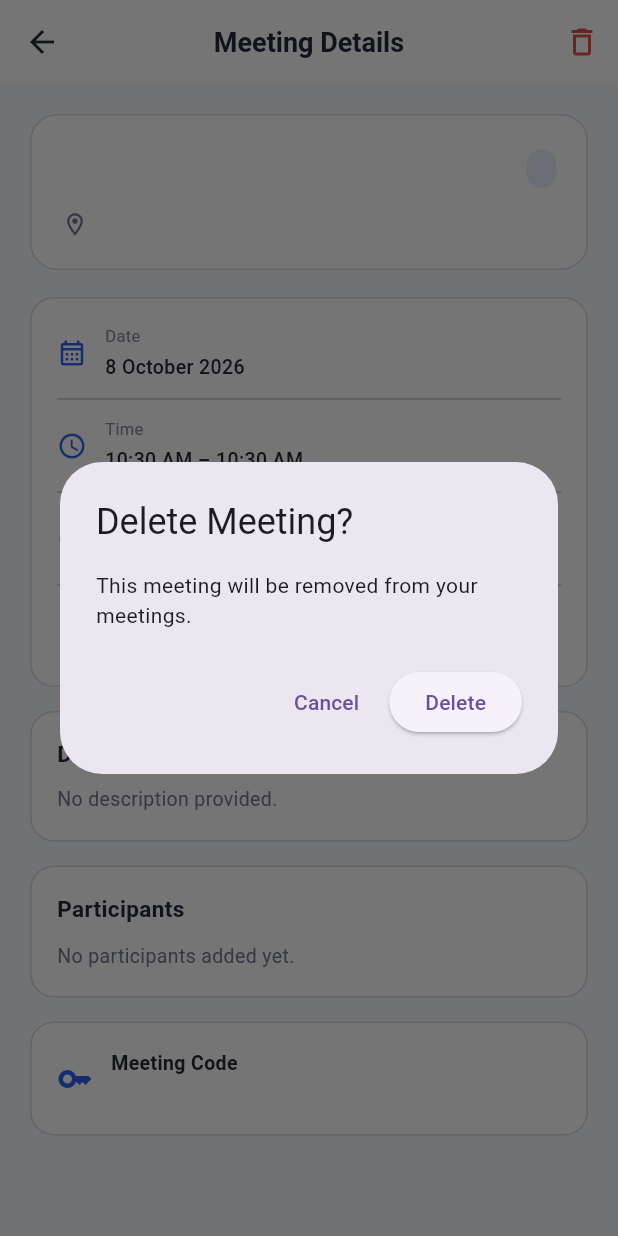
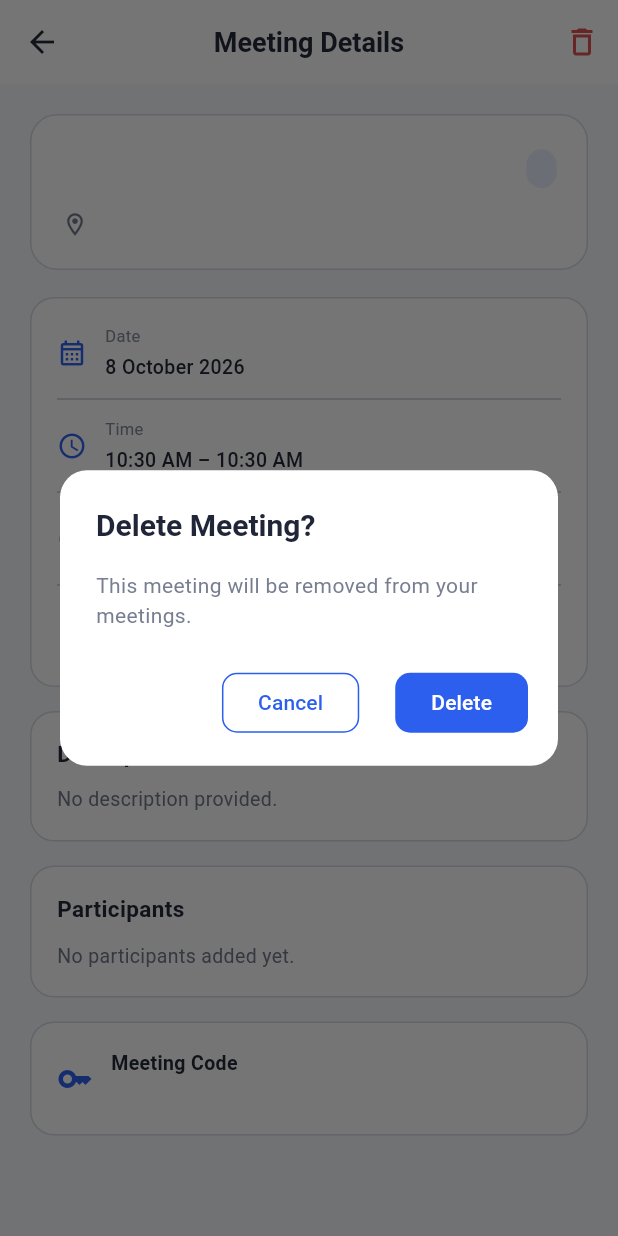
Before and after one commit to Rehan-khan-7/Meethub-, a Flutter app: the MeetingDetailsScreen screen opened directly with empty values, after a tap on the "delete outline" icon, on a phone screen of 412 x 824 dp. Run offline on Flutter 3.47's test engine with Material 3 defaults, Android fonts, the phone set to English and light mode, and no system bars; our stand-ins replace shared_preferences; accounts and stored records are empty.

```diff
--- a/lib/features/meetings/screens/meeting_details_screen.dart
+++ b/lib/features/meetings/screens/meeting_details_screen.dart
@@ -1,4 +1,5 @@
 import 'package:flutter/material.dart';
+
 import '../data/meeting_repository.dart';
 import '../../../models/meeting.dart';
 
@@ -67,21 +68,64 @@ class MeetingDetailsScreen extends StatelessWidget {
       context: context,
       builder: (context) {
         return AlertDialog(
-          title: const Text('Delete Meeting?'),
+          backgroundColor: Colors.white,
+          surfaceTintColor: Colors.transparent,
+          shape: RoundedRectangleBorder(
+            borderRadius: BorderRadius.circular(18),
+          ),
+
+          title: const Text(
+            'Delete Meeting?',
+            style: TextStyle(
+              color: Color(0xFF202538),
+              fontSize: 20,
+              fontWeight: FontWeight.w700,
+            ),
+          ),
+
           content: const Text(
             'This meeting will be removed from your meetings.',
+            style: TextStyle(
+              color: Color(0xFF777E91),
+              fontSize: 14,
+              height: 1.4,
+            ),
           ),
+
+          actionsPadding: const EdgeInsets.fromLTRB(20, 0, 20, 18),
+
           actions: [
-            TextButton(
+            OutlinedButton(
               onPressed: () {
                 Navigator.pop(context, false);
               },
+              style: OutlinedButton.styleFrom(
+                foregroundColor: const Color(0xFF2D5FEF),
+                backgroundColor: Colors.white,
+                side: const BorderSide(color: Color(0xFF2D5FEF)),
+                shape: RoundedRectangleBorder(
+                  borderRadius: BorderRadius.circular(10),
+                ),
+              ),
               child: const Text('Cancel'),
             ),
+
+            const SizedBox(width: 8),
+
             ElevatedButton(
               onPressed: () {
                 Navigator.pop(context, true);
               },
+              style: ElevatedButton.styleFrom(
+                backgroundColor: const Color(0xFF2D5FEF),
+                foregroundColor: Colors.white,
+                surfaceTintColor: Colors.transparent,
+                shadowColor: Colors.transparent,
+                elevation: 0,
+                shape: RoundedRectangleBorder(
+                  borderRadius: BorderRadius.circular(10),
+                ),
+              ),
               child: const Text('Delete'),
             ),
           ],
```
Also changed, not shown: lib/features/meetings/data/meeting_repository.dart (+13 -22 lines).
